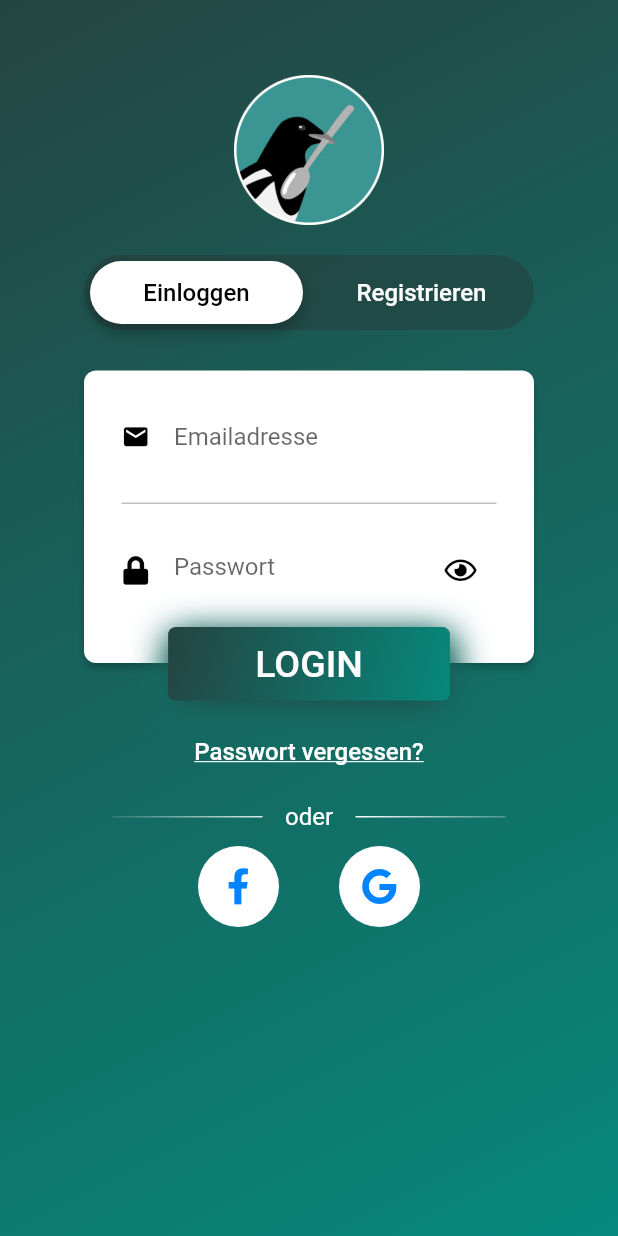
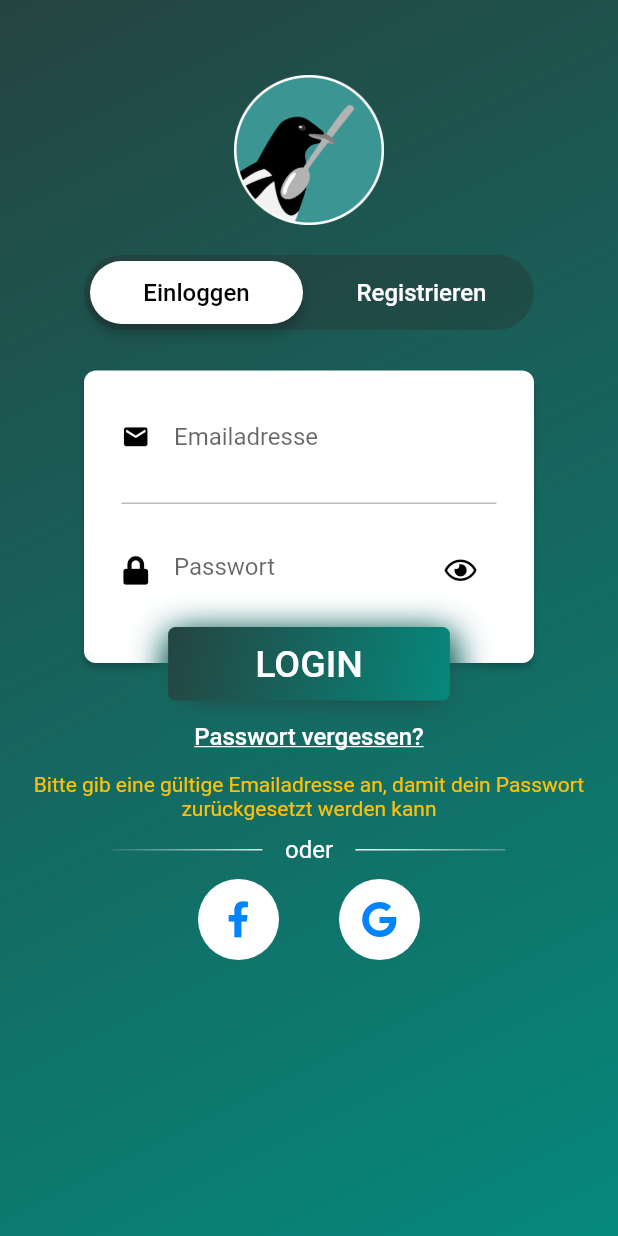
Before and after one commit to alexanderwiegel/magpie, a Flutter app: the screen it shows after launch, after a tap on "Passwort vergessen?", on a phone screen of 412 x 824 dp. Run offline on Flutter 3.47's test engine with Material 2 defaults, Android fonts, the phone set to English and light mode, and no system bars; our stand-ins replace camera, firebase_auth, font_awesome_flutter, image_picker, permission_handler, sqflite; accounts and stored records are empty.

Commit message:
Implemented the password reset.

```diff
--- a/lib/screens/authenticate/loginPage.dart
+++ b/lib/screens/authenticate/loginPage.dart
@@ -22,10 +22,12 @@ class _LoginPageState extends State<LoginPage>
 
   List<Text> signUpErrors = [];
   List<Text> signInErrors = [];
+  List<Text> resetErrors = [];
   Text nameError;
   Text emailError;
   Text passwordError;
   Text repeatPasswordError;
+  Text resetPasswordError;
 
   final FocusNode myFocusNodeEmailLogin = FocusNode();
   final FocusNode myFocusNodePasswordLogin = FocusNode();
@@ -156,6 +158,8 @@ class _LoginPageState extends State<LoginPage>
     passwordError =
         errorMessage("Passwörter müssen mindestens sechs Zeichen beinhalten");
     repeatPasswordError = errorMessage("Die Passwörter müssen identisch sein");
+    resetPasswordError = errorMessage(
+        "Bitte gib eine gültige Emailadresse an, damit dein Passwort zurückgesetzt werden kann");
   }
 
   void showInSnackBar(String value) {
@@ -264,13 +268,38 @@ class _LoginPageState extends State<LoginPage>
                     "Email oder Passwort ungültig")
               ],
             ),
-            showErrors(signInErrors),
-            Padding(
-              padding: EdgeInsets.only(top: 10.0),
+            showErrors(signInErrors, 10),
+            FlatButton(
+                onPressed: () {
+                  validate(loginEmailController.text.isEmpty, resetErrors,
+                      resetPasswordError);
+                },
+                child: Text(
+                  "Passwort vergessen?",
+                  style: style().copyWith(
+                    decoration: TextDecoration.underline,
+                    color: Colors.white,
+                  ),
+                )),
+            showErrors(resetErrors, 0),
+            Visibility(
+              visible: loginEmailController.text.isNotEmpty &&
+                      resetErrors.length == 0
+                  ? true
+                  : false,
               child: FlatButton(
-                  onPressed: () {},
+                  onPressed: () async {
+                    setState(() => loading = true);
+                    dynamic result =
+                        await _auth.resetPassword(loginEmailController.text);
+                    if (result == null) {
+                      setState(() => loading = false);
+                      showInSnackBar(
+                          "Es wurde ein Link zum Zurücksetzen deines Passworts an deine Emailadresse gesendet");
+                    }
+                  },
                   child: Text(
-                    "Passwort vergessen?",
+                    "Passwort zurücksetzen",
                     style: style().copyWith(
                       decoration: TextDecoration.underline,
                       color: Colors.white,
@@ -426,9 +455,7 @@ class _LoginPageState extends State<LoginPage>
                   ? await _auth.signInWithEmailAndPassword(email, password)
                   : await _auth.registerWithEmailAndPassword(email, password);
               if (result == null) {
-                setState(() {
-                  loading = false;
-                });
+                setState(() => loading = false);
                 showInSnackBar(error);
               }
             }
@@ -453,11 +480,11 @@ class _LoginPageState extends State<LoginPage>
     );
   }
 
-  Widget showErrors(List<Text> errors) {
+  Widget showErrors(List<Text> errors, double padding) {
     return Visibility(
         visible: errors.length == 0 ? false : true,
         child: Padding(
-          padding: EdgeInsets.only(top: 10.0),
+          padding: EdgeInsets.only(top: padding),
           child: Column(
             children: errors,
           ),
@@ -577,7 +604,7 @@ class _LoginPageState extends State<LoginPage>
                     "Bitte fülle alle Felder korrekt aus")
               ],
             ),
-            showErrors(signUpErrors),
+            showErrors(signUpErrors, 10),
           ],
         ),
       ),
```
Also changed, not shown: lib/services/auth.dart (+9 -6 lines).
